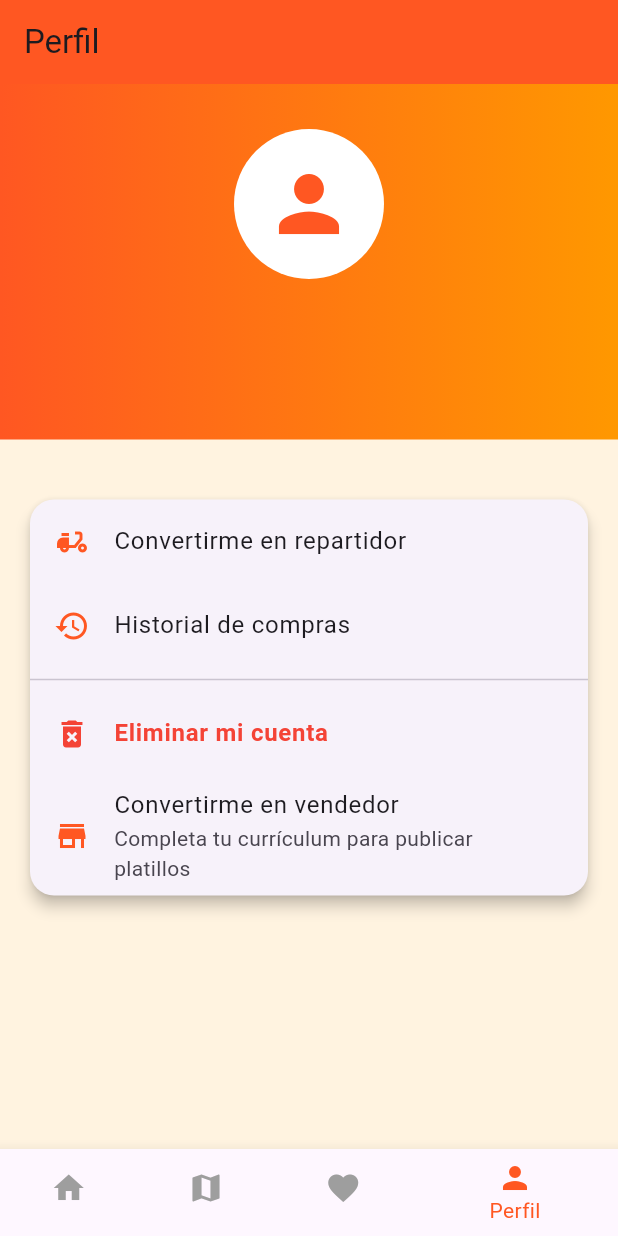
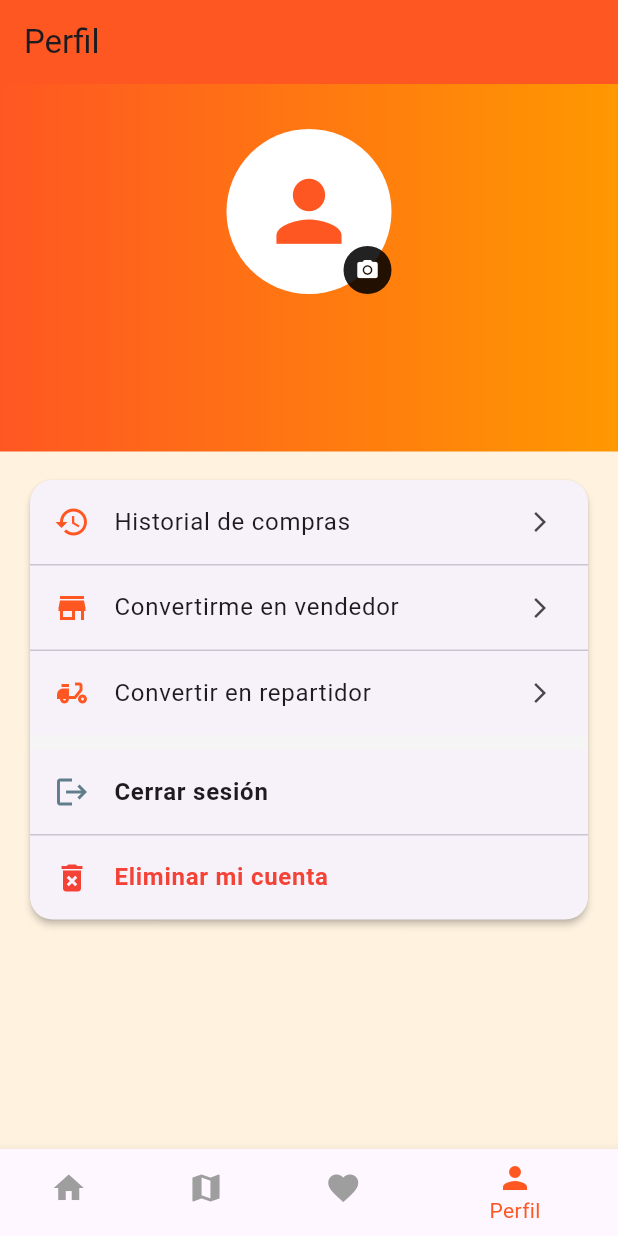
Before and after one commit to nicolas-EGPixel/MISAZ-N, a Flutter app: the HomePage screen opened directly with empty values, item 4 of the bottom bar chosen, on a phone screen of 412 x 824 dp. Run offline on Flutter 3.47's test engine with Material 3 defaults, Android fonts, the phone set to English and light mode, and no system bars; our stand-ins replace flutter_map, image_picker, latlong2, sqflite_common_ffi; accounts and stored records are empty.

Commit message:
presidente 67

```diff
--- a/lib/pages/perfil.dart
+++ b/lib/pages/perfil.dart
@@ -2,6 +2,8 @@ import 'package:flutter/material.dart';
 import 'login_page.dart';
 import 'evaluacion_vendedor.dart';
 import '../base_de_datos/db_helper.dart';
+import 'dart:io';
+import 'package:image_picker/image_picker.dart';
 
 class PerfilPage extends StatefulWidget {
   final Map<String, dynamic> usuario;
@@ -14,12 +16,46 @@ class PerfilPage extends StatefulWidget {
 }
 
 class _PerfilPageState extends State<PerfilPage> {
+  File? _fotoPerfil;
+  final ImagePicker _picker = ImagePicker();
+  late String _userEmail;
+
+  @override
+  void initState() {
+    super.initState();
+    _userEmail = widget.usuario['gmail'] ?? "";
+    _cargarFotoPerfil();
+  }
+
+  // Carga la foto si ya existe una guardada en los datos del usuario
+  void _cargarFotoPerfil() {
+    if (widget.usuario['foto_perfil'] != null && widget.usuario['foto_perfil'].toString().isNotEmpty) {
+      setState(() {
+        _fotoPerfil = File(widget.usuario['foto_perfil']);
+      });
+    }
+  }
+
+  // Método para abrir la galería y seleccionar la nueva foto
+  Future<void> _cambiarFoto() async {
+    final XFile? imagen = await _picker.pickImage(source: ImageSource.gallery);
+    if (imagen != null) {
+      setState(() {
+        _fotoPerfil = File(imagen.path);
+      });
+      // Guardamos la ruta en SQLite para que no se pierda al cerrar la app
+      await DBHelper.actualizarFotoPerfil(_userEmail, imagen.path);
+      // Actualizamos el mapa en memoria por si acaso
+      widget.usuario['foto_perfil'] = imagen.path;
+    }
+  }
 
   @override
   Widget build(BuildContext context) {
     return SingleChildScrollView(
       child: Column(
         children: [
+          // Encabezado del Perfil
           Container(
             width: double.infinity,
             padding: const EdgeInsets.symmetric(vertical: 30),
@@ -28,10 +64,30 @@ class _PerfilPageState extends State<PerfilPage> {
             ),
             child: Column(
               children: [
-                const CircleAvatar(
-                  radius: 50,
-                  backgroundColor: Colors.white,
-                  child: Icon(Icons.person, size: 60, color: Colors.deepOrange),
+                // Avatar interactivo para la foto de perfil
+                GestureDetector(
+                  onTap: _cambiarFoto,
+                  child: Stack(
+                    children: [
+                      CircleAvatar(
+                        radius: 55,
+                        backgroundColor: Colors.white,
+                        backgroundImage: _fotoPerfil != null ? FileImage(_fotoPerfil!) : null,
+                        child: _fotoPerfil == null
+                            ? const Icon(Icons.person, size: 65, color: Colors.deepOrange)
+                            : null,
+                      ),
+                      Positioned(
+                        bottom: 0,
+                        right: 0,
+                        child: CircleAvatar(
+                          radius: 16,
+                          backgroundColor: Colors.black87,
+                          child: const Icon(Icons.camera_alt, size: 16, color: Colors.white),
+                        ),
+                      ),
+                    ],
+                  ),
                 ),
                 const SizedBox(height: 15),
                 Text(
@@ -40,71 +96,113 @@ class _PerfilPageState extends State<PerfilPage> {
                 ),
                 const SizedBox(height: 5),
                 Text(
-                  widget.usuario['gmail'] ?? "correo@ejemplo.com",
-                  style: const TextStyle(fontSize: 16, color: Colors.white70),
+                  _userEmail,
+                  style: const TextStyle(fontSize: 14, color: Colors.white70),
                 ),
               ],
             ),
           ),
 
-          const SizedBox(height: 20),
+          const SizedBox(height: 15),
 
+          // Contenedor de Opciones / Botones ordenados
           Padding(
-            padding: const EdgeInsets.all(16.0),
+            padding: const EdgeInsets.symmetric(horizontal: 16.0),
             child: Card(
-              shape: RoundedRectangleBorder(borderRadius: BorderRadius.circular(16)),
-              elevation: 4,
+              shape: RoundedRectangleBorder(borderRadius: BorderRadius.circular(15)),
+              elevation: 2,
               child: Column(
                 children: [
-                  ListTile(
-                    leading: const Icon(Icons.delivery_dining, color: Colors.deepOrange),
-                    title: const Text("Convertirme en repartidor"),
-                  ),
+                  // 1. Historial de compras
                   ListTile(
                     leading: const Icon(Icons.history, color: Colors.deepOrange),
                     title: const Text("Historial de compras"),
-                    onTap: () {},
+                    trailing: const Icon(Icons.arrow_forward_ios, size: 16),
+                    onTap: () {
+                      // Acción futura para el historial
+                    },
                   ),
-                  const Divider(),
+                  const Divider(height: 1),
+
+                  // 2. Convertirme en vendedor
+                  ListTile(
+                    leading: const Icon(Icons.store, color: Colors.deepOrange),
+                    title: const Text("Convertirme en vendedor"),
+                    trailing: const Icon(Icons.arrow_forward_ios, size: 16),
+                    onTap: () {
+                      Navigator.push(
+                        context,
+                        MaterialPageRoute(
+                          builder: (context) => EvaluacionVendedorPage(
+                            usuario: widget.usuario,
+                            onRoleSelected: widget.onRoleSelected,
+                          ),
+                        ),
+                      );
+                    },
+                  ),
+                  const Divider(height: 1),
+
+                  // 3. Convertir en repartidor
+                  ListTile(
+                    leading: const Icon(Icons.delivery_dining, color: Colors.deepOrange),
+                    title: const Text("Convertir en repartidor"),
+                    trailing: const Icon(Icons.arrow_forward_ios, size: 16),
+                    onTap: () {
+                      // Acción futura para repartidor
+                    },
+                  ),
+
+                  // 🔸 Pequeñito separador visual
+                  Container(
+                    height: 10,
+                    color: Colors.grey.shade100,
+                  ),
+
+                  // 4. Cerrar sesión
+                  ListTile(
+                    leading: const Icon(Icons.logout, color: Colors.blueGrey),
+                    title: const Text("Cerrar sesión", style: TextStyle(fontWeight: FontWeight.bold)),
+                    onTap: () {
+                      // Destruye las pantallas anteriores y te manda al Login de raíz
+                      Navigator.pushAndRemoveUntil(
+                        context,
+                        MaterialPageRoute(builder: (context) => LoginPage()),
+                        (route) => false,
+                      );
+                    },
+                  ),
+                  const Divider(height: 1),
+
+                  // 5. Eliminar mi cuenta
                   ListTile(
                     leading: const Icon(Icons.delete_forever, color: Colors.red),
-                    title: const Text(
-                      "Eliminar mi cuenta",
-                      style: TextStyle(color: Colors.red, fontWeight: FontWeight.bold),
-                    ),
+                    title: const Text("Eliminar mi cuenta", style: TextStyle(color: Colors.red, fontWeight: FontWeight.bold)),
                     onTap: () {
                       showDialog(
                         context: context,
                         builder: (BuildContext context) {
                           return AlertDialog(
-                            title: const Text("¿Eliminar cuenta permanentemente?"),
-                            content: const Text(
-                              "Esta acción borrará por completo tus datos de Mi Sazón de forma irreversible. ¿Deseas continuar?"
-                            ),
+                            title: const Text("¿Eliminar cuenta?"),
+                            content: const Text("Esta acción borrará tus datos permanentemente y no se puede deshacer."),
                             actions: [
                               TextButton(
                                 child: const Text("Cancelar"),
                                 onPressed: () => Navigator.pop(context),
                               ),
-                              ElevatedButton(
-                                style: ElevatedButton.styleFrom(backgroundColor: Colors.red),
-                                child: const Text("Eliminar", style: TextStyle(color: Colors.white)),
+                              TextButton(
+                                child: const Text("Eliminar", style: TextStyle(color: Colors.red)),
                                 onPressed: () async {
                                   try {
-                                    String emailAEliminar = widget.usuario['gmail'] ?? "";
-                                    if (emailAEliminar.isNotEmpty) {
-                                      await DBHelper.eliminarUsuario(emailAEliminar);
-                                    }
-                                    Navigator.pop(context);
-                                    Navigator.pushReplacement(
+                                    await DBHelper.eliminarUsuario(_userEmail);
+                                    Navigator.pop(context); // Cierra diálogo
+                                    Navigator.pushAndRemoveUntil(
                                       context,
-                                      MaterialPageRoute(builder: (_) => LoginPage()),
+                                      MaterialPageRoute(builder: (context) => LoginPage()),
+                                      (route) => false,
                                     );
                                     ScaffoldMessenger.of(context).showSnackBar(
-                                      const SnackBar(
-                                        content: Text("Tu cuenta ha sido eliminada correctamente."),
-                                        backgroundColor: Colors.redAccent,
-                                      ),
+                                      const SnackBar(content: Text("Cuenta eliminada correctamente.")),
                                     );
                                   } catch (e) {
                                     Navigator.pop(context);
@@ -121,23 +219,6 @@ class _PerfilPageState extends State<PerfilPage> {
                     },
                   ),
 
-                  ListTile(
-                    leading: const Icon(Icons.store, color: Colors.deepOrange),
-                    title: const Text("Convertirme en vendedor"),
-                    subtitle: const Text("Completa tu currículum para publicar platillos"),
-                    onTap: () {
-                      Navigator.push(
-                        context,
-                        MaterialPageRoute(
-                          builder: (context) => EvaluacionVendedorPage(
-                            usuario: widget.usuario, // Pasamos el usuario logueado
-                            onRoleSelected: widget.onRoleSelected, // Pasamos el callback
-                          ),
-                        ),
-                      );
-                    },
-                  ),
-
                 ],
               ),
             ),
```
Also changed, not shown: lib/base_de_datos/db_helper.dart (+12 -1 lines).
